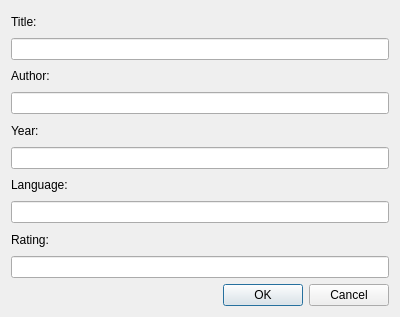
Above: secdialogue.ui from platohaDebil/BooksApp before the change. Below: the same form after it.
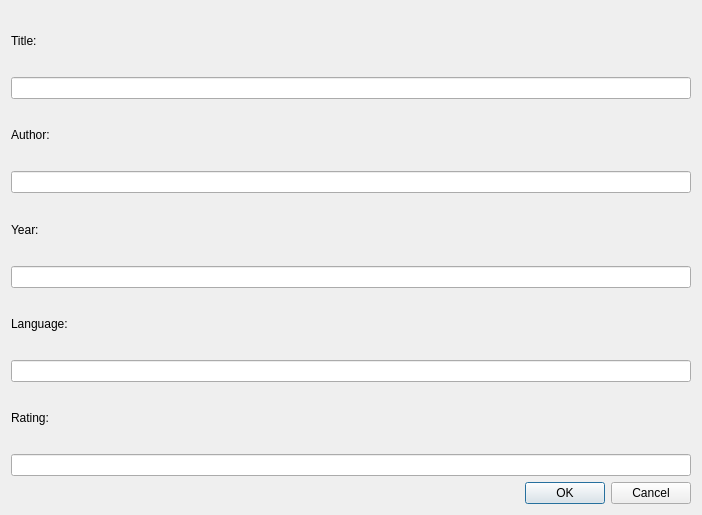
That is the form after the change.

```diff
--- a/secdialogue.ui
+++ b/secdialogue.ui
@@ -6,8 +6,8 @@
    <rect>
     <x>0</x>
     <y>0</y>
-    <width>400</width>
-    <height>317</height>
+    <width>702</width>
+    <height>515</height>
    </rect>
   </property>
   <property name="windowTitle">
@@ -15,6 +15,8 @@
   </property>
   <layout class="QVBoxLayout" name="verticalLayout">
    <item>
+    <layout class="QVBoxLayout" name="verticalLayout_3">
+     <item>
     <widget class="QLabel" name="label">
      <property name="text">
       <string>Title:</string>
@@ -86,6 +88,8 @@
       <string/>
      </property>
     </widget>
+     </item>
+    </layout>
    </item>
    <item>
     <widget class="QDialogButtonBox" name="buttonBox">
```
Lines whose indentation alone changed are shown as unchanged.
